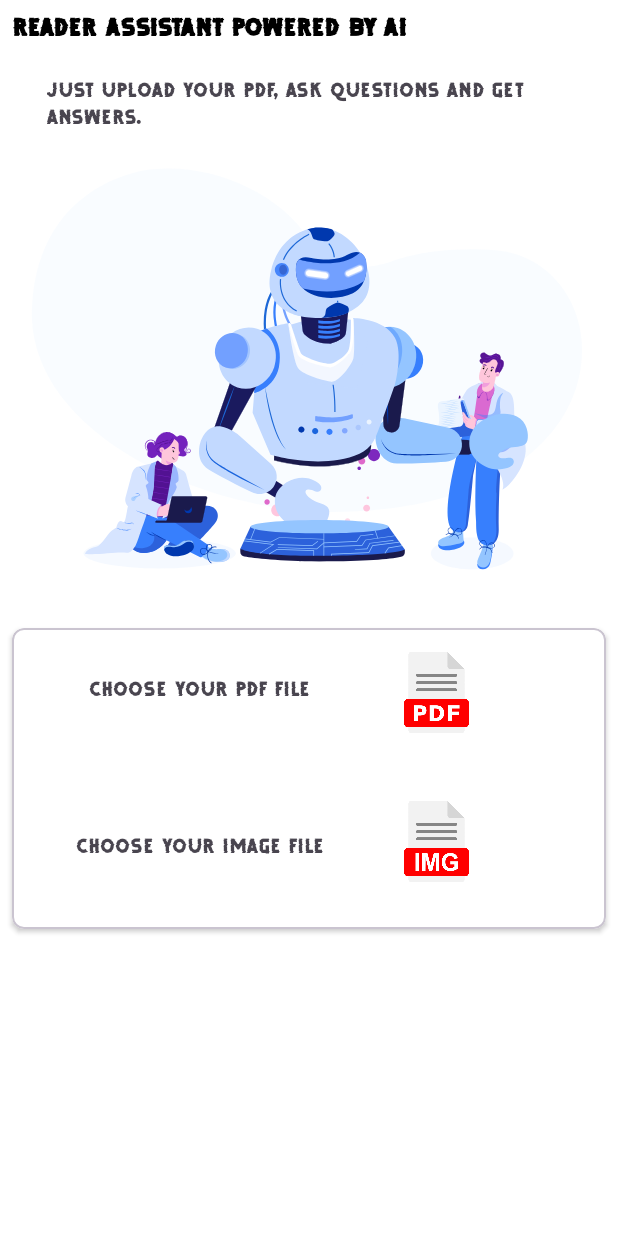
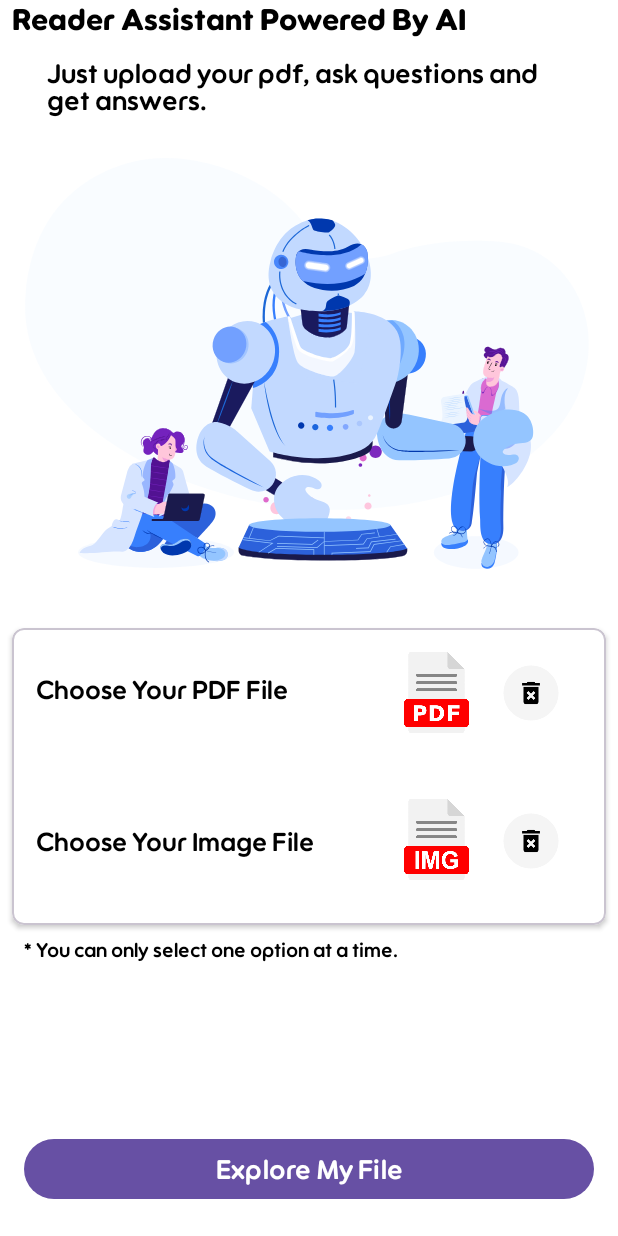
Before and after one commit to AmirEbrahimHashemiDot/reader-assistant-app-ai-powered, an Android app: the screen it shows after launch (MainActivity), on a phone screen of 412 x 824 dp. Run offline under Robolectric (Android 15) with nearby library versions, the phone set to English and light mode, and no system bars.

Commit message:
Update MainActivity UI & Bug fix

```diff
--- a/app/src/main/java/com/amir/readerassistant/MainActivity.java
+++ b/app/src/main/java/com/amir/readerassistant/MainActivity.java
@@ -26,10 +26,11 @@ public class MainActivity extends AppCompatActivity {
 
     TextView titleMainAct, deskMainAct, tvTitleChooseImageFile, tvPdfFileName, tvTitleChoosePdfFIle, tvImagePickerFileName;
     LottieAnimationView animFrameMainAct;
-    ImageView imgBtnChoosePdf, imgBtnChooseImage;
+    ImageView imgBtnChoosePdfFile, imgBtnChooseImage, imgRemoveSelectedPdfFile, imgRemoveSelectedImageFile;
     public static final int PICK_PDF_FILE_REQUEST_CODE = 99;
     public static final int PICK_IMAGE_FILE_REQUEST_CODE = 1;
     Uri selectedPdfUri, selectedImageUri;
+    String pdfFileName, imageFileName;
 
     String filePath;
     String selectedPdfFilePath;
@@ -49,6 +50,37 @@ public class MainActivity extends AppCompatActivity {
         setUpUIViews();
         pickPdfFile();
         pickImageFile();
+        removeSelectedPDF();
+        removeSelectedImage();
+    }
+
+    private void removeSelectedImage() {
+        imgRemoveSelectedImageFile.setOnClickListener(new View.OnClickListener() {
+            @Override
+            public void onClick(View v) {
+                selectedImageUri = null;
+                tvImagePickerFileName.setText("");
+
+                imgRemoveSelectedPdfFile.setClickable(true);
+                imgBtnChoosePdfFile.setClickable(true);
+                tvTitleChoosePdfFIle.setClickable(true);
+                imgBtnChooseImage.setImageResource(R.drawable.img_icon_transe);
+            }
+        });
+    }
+
+    private void removeSelectedPDF() {
+        imgRemoveSelectedPdfFile.setOnClickListener(new View.OnClickListener() {
+            @Override
+            public void onClick(View v) {
+                selectedPdfUri = null;
+                tvPdfFileName.setText("");
+
+                imgRemoveSelectedImageFile.setClickable(true);
+                imgBtnChooseImage.setClickable(true);
+                tvTitleChooseImageFile.setClickable(true);
+            }
+        });
     }
 
     private void pickImageFile() {
@@ -84,7 +116,7 @@ public class MainActivity extends AppCompatActivity {
 
             }
         });
-        imgBtnChoosePdf.setOnClickListener(new View.OnClickListener() {
+        imgBtnChoosePdfFile.setOnClickListener(new View.OnClickListener() {
             @Override
             public void onClick(View v) {
                 Intent intent = new Intent(Intent.ACTION_OPEN_DOCUMENT);
@@ -105,34 +137,55 @@ public class MainActivity extends AppCompatActivity {
     protected void onActivityResult(int requestCode, int resultCode, @Nullable Intent data) {
         super.onActivityResult(requestCode, resultCode, data);
 
-        if (data != null) {
-            // Pick PDF File.
+        // Pick PDF File.
+        if (requestCode == PICK_PDF_FILE_REQUEST_CODE && data != null) {
             selectedPdfUri = data.getData();
-            String fileName = null;
+            pdfFileName = null;
             if (selectedPdfUri.getScheme().equals("content")) {
                 try (Cursor cursor = getContentResolver().query(selectedPdfUri, null, null, null, null)) {
                     if (cursor != null && cursor.moveToFirst()) {
                         int nameIndex = cursor.getColumnIndex(OpenableColumns.DISPLAY_NAME);
-                        fileName = cursor.getString(nameIndex);
+                        pdfFileName = cursor.getString(nameIndex);
                     }
                 }
             }
-            tvPdfFileName.setText(fileName);
+            tvPdfFileName.setText(pdfFileName);
+
+            imgRemoveSelectedImageFile.setClickable(false);
+            imgBtnChooseImage.setClickable(false);
+            tvTitleChooseImageFile.setClickable(false);
         } else {
             Log.i("TAG", "onActivityResult: Result was Null or Empty.");
         }
-
 
         // Pick Image File.
         if (requestCode == PICK_IMAGE_FILE_REQUEST_CODE && resultCode == RESULT_OK && data != null) {
             selectedImageUri = data.getData();
             imgBtnChooseImage.setImageURI(selectedImageUri);
+
+            imageFileName = null;
+            if (selectedImageUri.getScheme().equals("content")) {
+                try (Cursor cursor = getContentResolver().query(selectedImageUri, null, null, null, null)) {
+                    if (cursor != null && cursor.moveToFirst()) {
+                        int nameIndex = cursor.getColumnIndex(OpenableColumns.DISPLAY_NAME);
+                        imageFileName = cursor.getString(nameIndex);
+                    }
+                }
+            }
+            tvImagePickerFileName.setText(imageFileName);
+
+            imgRemoveSelectedPdfFile.setClickable(false);
+            imgBtnChoosePdfFile.setClickable(false);
+            tvTitleChoosePdfFIle.setClickable(false);
+
         } else {
             Log.i("TAG", "onActivityResult: Result was Null or Empty.");
         }
     }
 
     private void setUpUIViews() {
+        imgRemoveSelectedImageFile = findViewById(R.id.imgRemoveSelectedImageFile);
+        imgRemoveSelectedPdfFile = findViewById(R.id.imgRemoveSelectedPdfFile);
         tvImagePickerFileName = findViewById(R.id.tvImageFileName);
         imgBtnChooseImage = findViewById(R.id.imgBtnChooseImage);
         tvTitleChoosePdfFIle = findViewById(R.id.tvTitleChoosePdfFIle);
@@ -141,7 +194,7 @@ public class MainActivity extends AppCompatActivity {
         deskMainAct = findViewById(R.id.deskMainAct);
         tvTitleChooseImageFile = findViewById(R.id.tvTitleChooseImage);
         animFrameMainAct = findViewById(R.id.animFrameMainAct);
-        imgBtnChoosePdf = findViewById(R.id.imgBtnChoosePdfFile);
+        imgBtnChoosePdfFile = findViewById(R.id.imgBtnChoosePdfFile);
         animFrameMainAct.setRepeatCount(LottieDrawable.INFINITE);
     }
 }
--- a/app/src/main/res/layout/activity_main_redesign.xml
+++ b/app/src/main/res/layout/activity_main_redesign.xml
@@ -9,6 +9,7 @@
     tools:context=".MainActivity">
 
     <TextView
+        android:fontFamily="@font/ltsaeada_bold"
         android:id="@+id/titleMainAct"
         android:layout_width="wrap_content"
         android:layout_height="wrap_content"
@@ -16,18 +17,19 @@
         android:text="Reader Assistant Powered By AI"
         android:textAllCaps="false"
         android:textColor="@color/black"
-        android:textSize="24sp"
+        android:textSize="20sp"
         android:textStyle="bold"
         app:layout_constraintStart_toStartOf="parent"
         app:layout_constraintTop_toTopOf="parent" />
 
     <TextView
+        android:textColor="@color/black"
         android:id="@+id/deskMainAct"
         android:layout_width="350dp"
         android:layout_height="53dp"
         android:layout_marginTop="12dp"
         android:text="Just upload your pdf, ask questions and get answers."
-        android:textSize="20sp"
+        android:textSize="18sp"
         app:layout_constraintEnd_toEndOf="parent"
         app:layout_constraintStart_toStartOf="parent"
         app:layout_constraintTop_toBottomOf="@+id/titleMainAct" />
@@ -89,15 +91,18 @@
                 android:layout_height="wrap_content">
 
                 <TextView
+                    android:textColor="@color/black"
                     android:id="@+id/tvTitleChoosePdfFIle"
                     android:layout_width="wrap_content"
                     android:layout_height="wrap_content"
                     android:text="Choose Your PDF File"
-                    android:textSize="20sp"
+                    android:textSize="17sp"
                     app:layout_constraintBottom_toBottomOf="@+id/imgBtnChoosePdfFile"
                     app:layout_constraintEnd_toStartOf="@+id/guideline9"
-                    app:layout_constraintStart_toStartOf="parent"
-                    app:layout_constraintTop_toTopOf="parent" />
+                    app:layout_constraintHorizontal_bias="0.0"
+                    app:layout_constraintStart_toStartOf="@+id/guideline3"
+                    app:layout_constraintTop_toTopOf="parent"
+                    app:layout_constraintVertical_bias="0.534" />
 
                 <ImageView
                     android:id="@+id/imgBtnChoosePdfFile"
@@ -158,15 +163,42 @@
                     app:layout_constraintTop_toBottomOf="@+id/tvPdfFileName" />
 
                 <TextView
+                    android:textColor="@color/black"
                     android:id="@+id/tvTitleChooseImage"
                     android:layout_width="wrap_content"
                     android:layout_height="wrap_content"
                     android:text="Choose Your Image File"
-                    android:textSize="20sp"
+                    android:textSize="17sp"
                     app:layout_constraintBottom_toTopOf="@+id/tvImageFileName"
-                    app:layout_constraintEnd_toEndOf="@+id/tvTitleChoosePdfFIle"
                     app:layout_constraintStart_toStartOf="@+id/tvTitleChoosePdfFIle"
                     app:layout_constraintTop_toTopOf="@+id/imgBtnChooseImage" />
+
+                <ImageView
+                    android:id="@+id/imgRemoveSelectedPdfFile"
+                    android:layout_width="40dp"
+                    android:layout_height="40dp"
+                    android:layout_marginStart="8dp"
+                    app:layout_constraintBottom_toBottomOf="@+id/imgBtnChoosePdfFile"
+                    app:layout_constraintStart_toEndOf="@+id/imgBtnChoosePdfFile"
+                    app:layout_constraintTop_toTopOf="@+id/imgBtnChoosePdfFile"
+                    app:srcCompat="@drawable/ic_delete_file" />
+
+                <ImageView
+                    android:id="@+id/imgRemoveSelectedImageFile"
+                    android:layout_width="40dp"
+                    android:layout_height="40dp"
+                    android:layout_marginStart="8dp"
+                    app:layout_constraintBottom_toTopOf="@+id/tvImageFileName"
+                    app:layout_constraintStart_toEndOf="@+id/imgBtnChooseImage"
+                    app:layout_constraintTop_toTopOf="@+id/imgBtnChooseImage"
+                    app:srcCompat="@drawable/ic_delete_file" />
+
+                <androidx.constraintlayout.widget.Guideline
+                    android:id="@+id/guideline3"
+                    android:layout_width="wrap_content"
+                    android:layout_height="wrap_content"
+                    android:orientation="vertical"
+                    app:layout_constraintGuide_begin="16dp" />
 
             </androidx.constraintlayout.widget.ConstraintLayout>
 
@@ -177,5 +209,33 @@
 
     </androidx.constraintlayout.widget.ConstraintLayout>
 
+    <Button
+        android:textColor="@color/white"
+        android:textSize="18sp"
+        android:id="@+id/btnUploadFile"
+        android:layout_width="0dp"
+        android:layout_height="wrap_content"
+        android:layout_marginStart="16dp"
+        android:layout_marginEnd="16dp"
+        android:layout_marginBottom="8dp"
+        android:text="Explore My File"
+        app:layout_constraintBottom_toBottomOf="parent"
+        app:layout_constraintEnd_toEndOf="parent"
+        app:layout_constraintHorizontal_bias="0.0"
+        app:layout_constraintStart_toStartOf="parent"
+        app:layout_constraintTop_toBottomOf="@+id/linearLayout"
+        app:layout_constraintVertical_bias="0.913" />
+
+    <TextView
+        android:textColor="@color/black"
+        android:textSize="13sp"
+        android:id="@+id/tvNote1"
+        android:layout_width="wrap_content"
+        android:layout_height="wrap_content"
+        android:layout_marginStart="16dp"
+        android:text="* You can only select one option at a time."
+        app:layout_constraintStart_toStartOf="@+id/linearLayout"
+        app:layout_constraintTop_toBottomOf="@+id/linearLayout" />
+
 
 </androidx.constraintlayout.widget.ConstraintLayout>
--- a/app/src/main/res/values-night/themes.xml
+++ b/app/src/main/res/values-night/themes.xml
@@ -1,6 +1,9 @@
 <resources xmlns:tools="http://schemas.android.com/tools">
     <!-- Base application theme. -->
     <style name="Base.Theme.ReaderAssistant" parent="Theme.Material3.DayNight.NoActionBar">
+        <!--parent="Theme.Material3.DayNight.NoActionBar"-->
+        <!--parent="Theme.AppCompat.Light.NoActionBar"-->
+
         <!-- Customize your dark theme here. -->
         <!-- <item name="colorPrimary">@color/my_dark_primary</item> -->
     </style>
--- a/app/src/main/res/values/themes.xml
+++ b/app/src/main/res/values/themes.xml
@@ -1,13 +1,20 @@
 <resources xmlns:tools="http://schemas.android.com/tools">
     <!-- Base application theme. -->
     <style name="Base.Theme.ReaderAssistant" parent="Theme.Material3.DayNight.NoActionBar">
+        <!--parent="Theme.Material3.DayNight.NoActionBar"-->
+        <!--parent="Theme.AppCompat.Light.NoActionBar"-->
+
         <!-- Customize your light theme here. -->
         <!-- <item name="colorPrimary">@color/my_light_primary</item> -->
 
-        <item name="android:fontFamily">@font/game_font_1</item>
+        <!--<item name="android:fontFamily">@font/game_font_1</item>-->
         <!--<item name="android:fontFamily">@font/iransans</item>-->
         <!--<item name="android:fontFamily">@font/iransans_buld</item>-->
         <!--<item name="android:fontFamily">@font/iransans_regular</item>-->
+        <!--<item name="android:fontFamily">@font/font</item>-->
+        <!--<item name="android:fontFamily">@font/importante_font</item>-->
+        <!--<item name="android:fontFamily">@font/ltsaeada_bold</item>-->
+        <item name="android:fontFamily">@font/ltsaeada_medium</item>
 
         <item name="android:windowActivityTransitions">true</item>
     </style>
```
